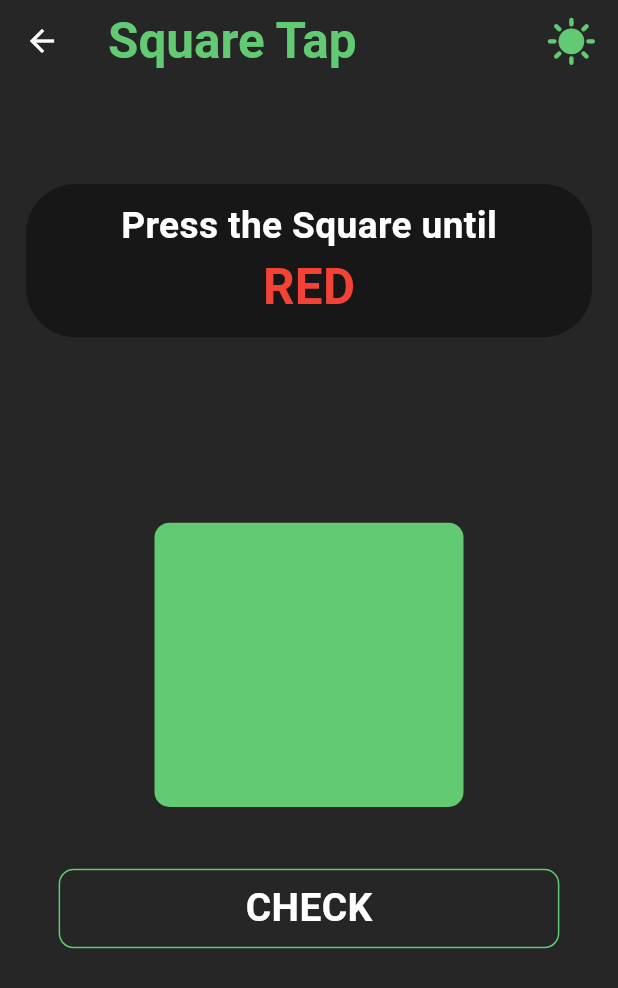
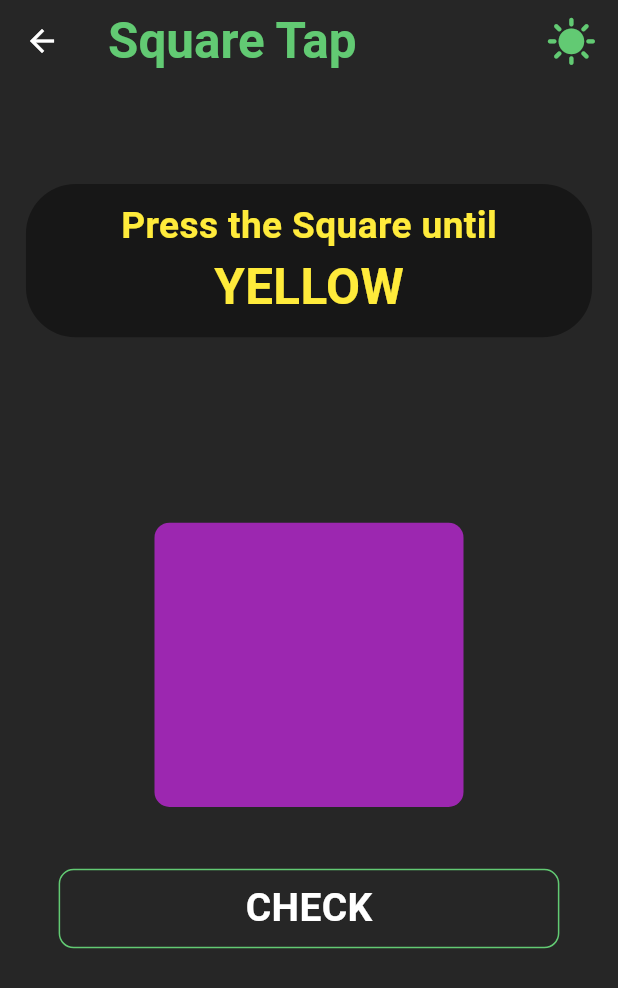
Before and after one commit to sidesshmore/AlzPal_Patient, a Flutter app: the SquareTap screen opened directly, on a phone screen of 412 x 824 dp. Shown: the top 988 px of the screen. Run offline on Flutter 3.47's test engine with Material 3 defaults, Android fonts, the phone set to English and light mode, and no system bars.

Commit message:
added logic for squaretap game

```diff
--- a/lib/ClockGame/screens/clock_game.dart
+++ b/lib/ClockGame/screens/clock_game.dart
@@ -53,10 +53,19 @@ class _ClockGameState extends State<ClockGame> {
 
     if (isCorrect) {
       Future.delayed(Duration(seconds: 1), () {
-        setState(() {
-          questionIndex++;
-          selectedOption = '';
-        });
+        if (shuffledQuestions.length - 1 == questionIndex) {
+          Navigator.push(
+            context,
+            MaterialPageRoute(builder: (context) {
+              return HomeScreen();
+            }),
+          );
+        } else {
+          setState(() {
+            questionIndex++;
+            selectedOption = '';
+          });
+        }
       });
     } else {
       HapticFeedback.heavyImpact();
--- /dev/null
+++ b/lib/Square Tap/data/colorData.dart
@@ -0,0 +1,12 @@
+import 'package:alzpal_patient/Square%20Tap/model/ColorModel.dart';
+import 'package:flutter/material.dart';
+
+const colorsData=[
+  ColorModel(colorName: 'PURPLE',color: Colors.purple),
+  ColorModel(colorName: 'INDIGO', color: Colors.indigo),
+  ColorModel(colorName: 'BLUE', color: Colors.blue),
+  ColorModel(colorName: 'GREEN', color: Colors.green),
+  ColorModel(colorName: 'YELLOW', color: Colors.yellow),
+  ColorModel(colorName: 'ORANGE', color: Colors.orange),
+  ColorModel(colorName: 'RED', color: Colors.red)
+];
--- /dev/null
+++ b/lib/Square Tap/model/ColorModel.dart
@@ -0,0 +1,8 @@
+import 'package:flutter/material.dart';
+
+class ColorModel{
+  final String colorName;
+  final Color color;
+
+  const ColorModel({required this.colorName, required this.color});
+}
--- a/lib/Square Tap/screens/square_tap.dart
+++ b/lib/Square Tap/screens/square_tap.dart
@@ -1,4 +1,6 @@
 import 'package:alzpal_patient/AppBar/app_bar.dart';
+import 'package:alzpal_patient/Home/screen/home_screen.dart';
+import 'package:alzpal_patient/Square%20Tap/data/colorData.dart';
 import 'package:alzpal_patient/Square%20Tap/widgets/square_check.dart';
 import 'package:alzpal_patient/Square%20Tap/widgets/square_container.dart';
 import 'package:alzpal_patient/Square%20Tap/widgets/square_question.dart';
@@ -12,6 +14,36 @@ class SquareTap extends StatefulWidget {
 }
 
 class _SquareTapState extends State<SquareTap> {
+  var colorIndex = 0;
+  bool isCorrect = false;
+  bool isSelected = false;
+
+  List shuffledColor = List.of(colorsData);
+
+  List<Color> colors = [
+    Colors.purple,
+    Colors.blue,
+    Colors.yellow,
+    Colors.orange,
+    Colors.red,
+    Colors.indigo,
+    Colors.green
+  ];
+  int currentColorIndex = 0;
+
+  // Function to change the color
+  void changeColor() {
+    setState(() {
+      currentColorIndex = (currentColorIndex + 1) % colors.length;
+    });
+  }
+
+  @override
+  void initState() {
+    shuffledColor.shuffle();
+    super.initState();
+  }
+
   @override
   Widget build(BuildContext context) {
     double screenHeight = MediaQuery.of(context).size.height;
@@ -19,31 +51,65 @@ class _SquareTapState extends State<SquareTap> {
     return Scaffold(
       appBar: const MyAppBar(MyAppBarHeading: 'Square Tap'),
       body: Padding(
-        padding: const EdgeInsets.all(10.0),
+        padding: EdgeInsets.all(10.0),
         child: Column(
           children: [
             SizedBox(
               height: screenHeight * 0.07,
             ),
-            const Row(
+            Row(
               mainAxisAlignment: MainAxisAlignment.center,
-              children: [SquareQuestion()],
+              children: [SquareQuestion(color: shuffledColor[colorIndex])],
             ),
             SizedBox(
               height: screenHeight * 0.15,
             ),
-            const Row(
+            Row(
               mainAxisAlignment: MainAxisAlignment.center,
-              children: [SquareContainer()],
+              children: [
+                InkWell(
+                    onTap: changeColor,
+                    child: SquareContainer(
+                      color: colors[currentColorIndex],
+                    ))
+              ],
             ),
             SizedBox(
               height: screenHeight * 0.05,
             ),
-            const Row(
+            Row(
               mainAxisAlignment: MainAxisAlignment.center,
               children: [
-                SquareCheck(
-                  optionText: 'CHECK',
+                InkWell(
+                  onTap: () {
+                    setState(() {
+                      isCorrect = shuffledColor[colorIndex].color ==
+                          colors[currentColorIndex];
+                      isSelected = true;
+                    });
+                    Future.delayed(Duration(seconds: 1), () {
+                      if (isCorrect) {
+                        if (colorIndex == shuffledColor.length-1) {
+                          Navigator.push(
+                            context,
+                            MaterialPageRoute(builder: (context) {
+                              return HomeScreen();
+                            }),
+                          );
+                        }else{
+                        setState(() {
+                          colorIndex++;
+                          isSelected = false;
+                        });
+                        }
+                      }
+                    });
+                  },
+                  child: SquareCheck(
+                    optionText: 'CHECK',
+                    isCorrect: isCorrect,
+                    isSelected: isSelected,
+                  ),
                 )
               ],
             ),
--- a/lib/Square Tap/widgets/square_container.dart
+++ b/lib/Square Tap/widgets/square_container.dart
@@ -2,44 +2,29 @@ import 'package:alzpal_patient/colors.dart';
 import 'package:flutter/material.dart';
 
 class SquareContainer extends StatefulWidget {
-  const SquareContainer({super.key});
+   SquareContainer({super.key,required this.color});
+    Color color;
 
   @override
   State<SquareContainer> createState() => _SquareContainerState();
 }
 
 class _SquareContainerState extends State<SquareContainer> {
-  List<Color> colors = [
-    GreenColor,
-    Colors.blue,
-    Colors.yellow,
-    Colors.purple,
-    Colors.red
-  ];
-  int currentColorIndex = 0;
 
-  // Function to change the color
-  void changeColor() {
-    setState(() {
-      currentColorIndex = (currentColorIndex + 1) % colors.length;
-    });
-  }
 
   @override
   Widget build(BuildContext context) {
     double screenHeight = MediaQuery.of(context).size.height;
     double screenWidth = MediaQuery.of(context).size.width;
 
-    return InkWell(
-      onTap: changeColor,
-      child: Container(
+    return Container(
         height: screenHeight * 0.23,
         width: screenWidth * 0.50,
         decoration: BoxDecoration(
-          color: colors[currentColorIndex],
+          color: widget.color,
           borderRadius: BorderRadius.circular(10),
         ),
-      ),
-    );
+      );
+
   }
 }
--- a/lib/Square Tap/widgets/square_question.dart
+++ b/lib/Square Tap/widgets/square_question.dart
@@ -1,8 +1,10 @@
+import 'package:alzpal_patient/Square%20Tap/model/ColorModel.dart';
 import 'package:alzpal_patient/colors.dart';
 import 'package:flutter/material.dart';
 
 class SquareQuestion extends StatelessWidget {
-  const SquareQuestion({super.key});
+  const SquareQuestion({super.key,required this.color});
+  final ColorModel color;
 
   @override
   Widget build(BuildContext context) {
@@ -24,7 +26,7 @@ class SquareQuestion extends StatelessWidget {
               Text(
                 'Press the Square until',
                 style: TextStyle(
-                    color: Colors.white,
+                    color: color.color,
                     fontSize: screenWidth * 0.06,
                     fontWeight: FontWeight.w600),
               ),
@@ -34,9 +36,9 @@ class SquareQuestion extends StatelessWidget {
             mainAxisAlignment: MainAxisAlignment.center,
             children: [
               Text(
-                'RED',
+                color.colorName,
                 style: TextStyle(
-                    color: Colors.red,
+                    color: color.color,
                     fontSize: screenWidth * 0.08,
                     fontWeight: FontWeight.w600),
               ),
```
